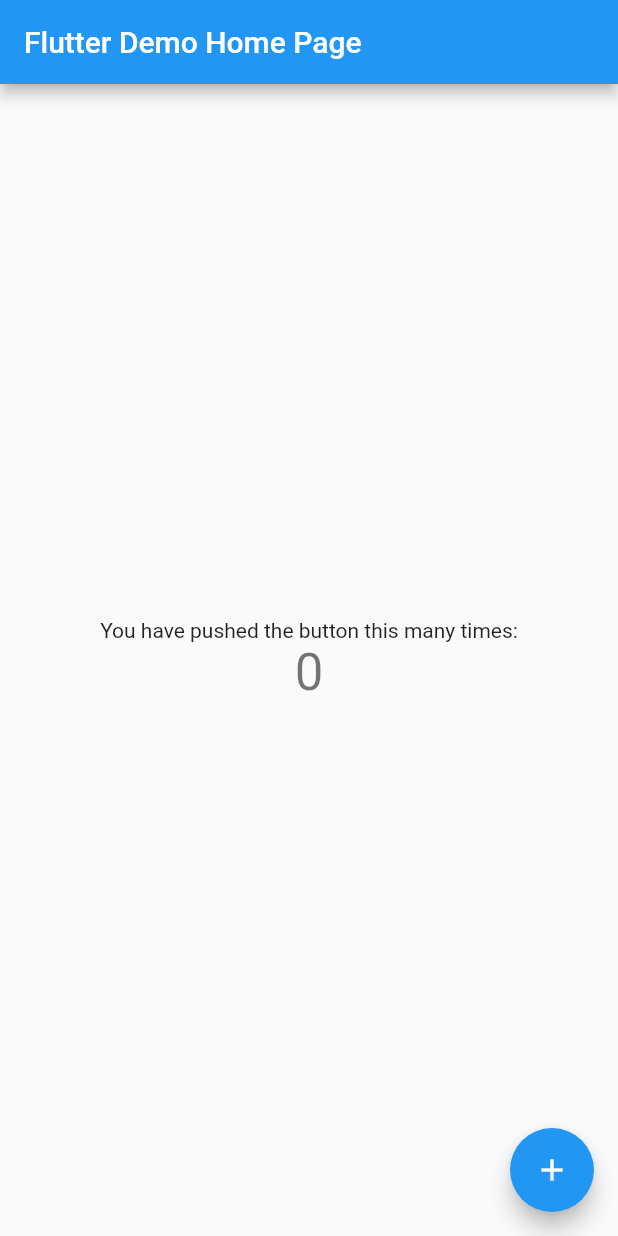
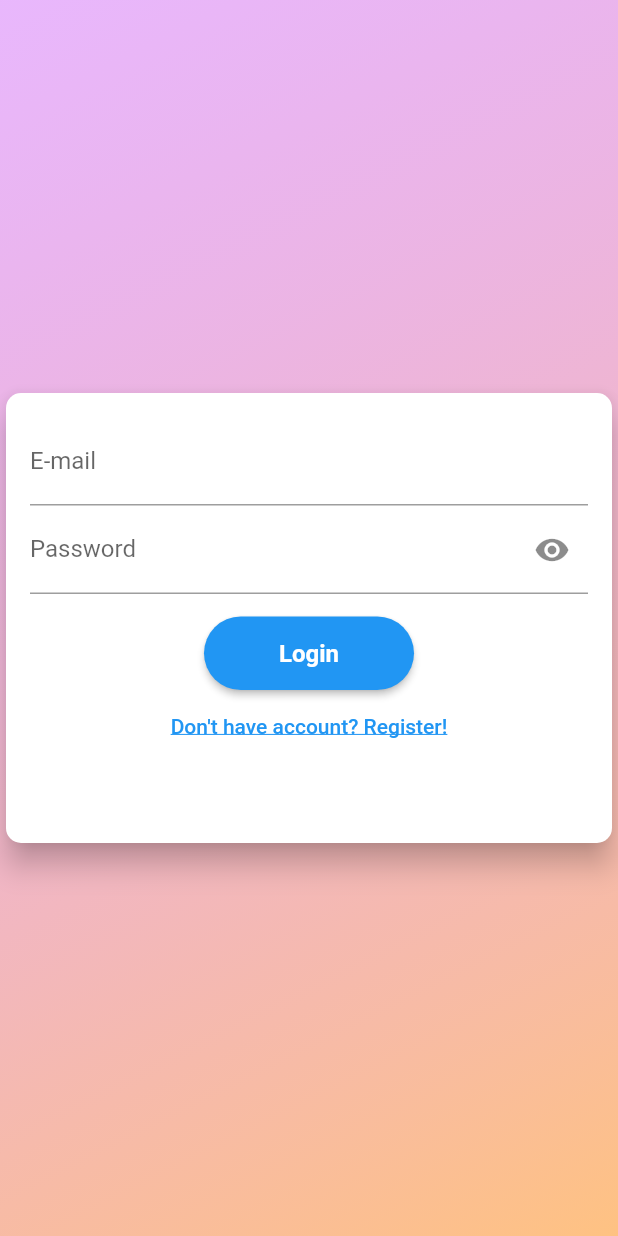
Before and after one commit to vPokladLI/chat, a Flutter app: the screen it shows after launch, on a phone screen of 412 x 824 dp. Run offline on Flutter 3.47's test engine with Material 2 defaults, Android fonts, the phone set to English and light mode, and no system bars; our stand-ins replace cloud_firestore, firebase_auth, firebase_core; missing offline and left inert: flutterfire_ui; accounts and stored records are empty.

```diff
--- /dev/null
+++ b/lib/helpers/http_exception.dart
@@ -0,0 +1,8 @@
+class HttpException implements Exception {
+  final String message;
+  HttpException(this.message);
+  @override
+  String toString() {
+    return message;
+  }
+}
--- a/lib/main.dart
+++ b/lib/main.dart
@@ -1,8 +1,12 @@
+import 'firebase_options.dart';
 import 'package:flutter/material.dart';
 import 'package:firebase_core/firebase_core.dart';
-import 'firebase_options.dart';
+import 'package:cloud_firestore/cloud_firestore.dart';
 
-void main() async {
+import './screens/chat_screen.dart';
+import 'screens/auth_gate.dart';
+
+Future<void> main() async {
   WidgetsFlutterBinding.ensureInitialized();
   await Firebase.initializeApp(
     options: DefaultFirebaseOptions.currentPlatform,
@@ -30,92 +34,7 @@ class MyApp extends StatelessWidget {
         // is not restarted.
         primarySwatch: Colors.blue,
       ),
-      home: const MyHomePage(title: 'Flutter Demo Home Page'),
+      home: AuthGate(),
     );
   }
 }
-
-class MyHomePage extends StatefulWidget {
-  const MyHomePage({super.key, required this.title});
-
-  // This widget is the home page of your application. It is stateful, meaning
-  // that it has a State object (defined below) that contains fields that affect
-  // how it looks.
-
-  // This class is the configuration for the state. It holds the values (in this
-  // case the title) provided by the parent (in this case the App widget) and
-  // used by the build method of the State. Fields in a Widget subclass are
-  // always marked "final".
-
-  final String title;
-
-  @override
-  State<MyHomePage> createState() => _MyHomePageState();
-}
-
-class _MyHomePageState extends State<MyHomePage> {
-  int _counter = 0;
-
-  void _incrementCounter() {
-    setState(() {
-      // This call to setState tells the Flutter framework that something has
-      // changed in this State, which causes it to rerun the build method below
-      // so that the display can reflect the updated values. If we changed
-      // _counter without calling setState(), then the build method would not be
-      // called again, and so nothing would appear to happen.
-      _counter++;
-    });
-  }
-
-  @override
-  Widget build(BuildContext context) {
-    // This method is rerun every time setState is called, for instance as done
-    // by the _incrementCounter method above.
-    //
-    // The Flutter framework has been optimized to make rerunning build methods
-    // fast, so that you can just rebuild anything that needs updating rather
-    // than having to individually change instances of widgets.
-    return Scaffold(
-      appBar: AppBar(
-        // Here we take the value from the MyHomePage object that was created by
-        // the App.build method, and use it to set our appbar title.
-        title: Text(widget.title),
-      ),
-      body: Center(
-        // Center is a layout widget. It takes a single child and positions it
-        // in the middle of the parent.
-        child: Column(
-          // Column is also a layout widget. It takes a list of children and
-          // arranges them vertically. By default, it sizes itself to fit its
-          // children horizontally, and tries to be as tall as its parent.
-          //
-          // Invoke "debug painting" (press "p" in the console, choose the
-          // "Toggle Debug Paint" action from the Flutter Inspector in Android
-          // Studio, or the "Toggle Debug Paint" command in Visual Studio Code)
-          // to see the wireframe for each widget.
-          //
-          // Column has various properties to control how it sizes itself and
-          // how it positions its children. Here we use mainAxisAlignment to
-          // center the children vertically; the main axis here is the vertical
-          // axis because Columns are vertical (the cross axis would be
-          // horizontal).
-          mainAxisAlignment: MainAxisAlignment.center,
-          children: <Widget>[
-            const Text(
-              'You have pushed the button this many times:',
-            ),
-            Text(
-              '$_counter',
-              style: Theme.of(context).textTheme.headlineMedium,
-            ),
-          ],
-        ),
-      ),
-      floatingActionButton: FloatingActionButton(
-        onPressed: _incrementCounter,
-        tooltip: 'Increment',
-        child: const Icon(Icons.add),
-      ), // This trailing comma makes auto-formatting nicer for build methods.
-    );
-  }
-}
--- /dev/null
+++ b/lib/screens/auth_gate.dart
@@ -0,0 +1,23 @@
+import 'package:flutter/material.dart';
+import 'package:firebase_auth/firebase_auth.dart';
+import 'package:flutterfire_ui/auth.dart';
+import './chat_screen.dart';
+import './profile_screen.dart';
+import './auth_screen.dart';
+
+class AuthGate extends StatelessWidget {
+  const AuthGate({super.key});
+
+  @override
+  Widget build(BuildContext context) {
+    return StreamBuilder<User?>(
+      stream: FirebaseAuth.instance.authStateChanges(),
+      builder: (context, snapshot) {
+        if (!snapshot.hasData) {
+          return AuthScreen();
+        }
+        return ProfileScreenFlutter();
+      },
+    );
+  }
+}
--- /dev/null
+++ b/lib/screens/auth_screen.dart
@@ -0,0 +1,310 @@
+import 'dart:math';
+
+import 'package:flutter/material.dart';
+import '../services/auth_service.dart';
+
+enum AuthMode { signUp, login }
+
+class AuthScreen extends StatelessWidget {
+  static const routName = '/auth';
+  const AuthScreen({super.key});
+
+  @override
+  Widget build(BuildContext context) {
+    final media = MediaQuery.of(context);
+    final deviceSize = media.size;
+    return Scaffold(
+      body: Stack(children: [
+        Container(
+          decoration: const BoxDecoration(
+            gradient: LinearGradient(
+                colors: [
+                  Color.fromRGBO(215, 117, 255, 0.5),
+                  Color.fromRGBO(255, 188, 117, 0.9)
+                ],
+                begin: Alignment.topLeft,
+                end: Alignment.bottomRight,
+                stops: [0, 1]),
+          ),
+        ),
+        Center(
+          child: SingleChildScrollView(
+            child: SizedBox(
+              width: deviceSize.width,
+              // height: deviceSize.height,
+              child: const AuthCard(),
+            ),
+          ),
+        )
+      ]),
+    );
+  }
+}
+
+class AuthCard extends StatefulWidget {
+  const AuthCard({super.key});
+
+  @override
+  State<AuthCard> createState() => _AuthCardState();
+}
+
+class _AuthCardState extends State<AuthCard>
+    with SingleTickerProviderStateMixin {
+  late AnimationController _animationController;
+
+  late Animation<double> _opacityAnimation;
+
+  final Auth _auth = Auth();
+  var _isLoading = false;
+  var _passwordVisible = true;
+  final GlobalKey<FormState> _formKey = GlobalKey();
+  AuthMode _authMode = AuthMode.login;
+  final Map<String, String> _authData = {
+    'email': '',
+    'password': '',
+    'name': ''
+  };
+  final _passwordController = TextEditingController();
+
+  @override
+  void initState() {
+    super.initState();
+
+    _animationController = AnimationController(
+        vsync: this, duration: const Duration(milliseconds: 600));
+    _opacityAnimation = Tween<double>(begin: 0.0, end: 1.0).animate(
+        CurvedAnimation(parent: _animationController, curve: Curves.linear));
+  }
+
+  @override
+  void dispose() {
+    _passwordController.dispose();
+    _animationController.dispose();
+
+    super.dispose();
+  }
+
+  void _showDialog(String message) {
+    showDialog(
+        context: context,
+        builder: (ctx) => AlertDialog(
+              content: Text(message),
+              actions: [
+                TextButton(
+                    onPressed: () {
+                      Navigator.of(ctx).pop();
+                    },
+                    child: const Text('Ok!'))
+              ],
+            ));
+  }
+
+  void _submitForm() async {
+    if (!_formKey.currentState!.validate()) {
+      return;
+    }
+    _formKey.currentState!.save();
+    setState(() {
+      _isLoading = true;
+    });
+
+    if (_authMode == AuthMode.login) {
+      try {
+        await _auth.loginWithEmailPassword(
+            _authData['email']!, _authData['password']!);
+      } catch (e) {
+        _showDialog(e.toString());
+      }
+
+      setState(() {
+        _isLoading = false;
+      });
+    }
+
+// register
+    else {
+      try {
+        await _auth.registerWithEmailPassword(
+            _authData['email']!, _authData['password']!, _authData['name']!);
+      } catch (e) {
+        _showDialog(e.toString());
+      }
+
+      setState(() {
+        _isLoading = false;
+      });
+    }
+  }
+
+  void _switchAuthMode() {
+    if (_authMode == AuthMode.login) {
+      setState(() {
+        _authMode = AuthMode.signUp;
+      });
+      _animationController.forward();
+    } else {
+      setState(() {
+        _authMode = AuthMode.login;
+      });
+      _animationController.reverse();
+    }
+  }
+
+  @override
+  Widget build(BuildContext context) {
+    final size = MediaQuery.of(context).size;
+    return Card(
+      shape: RoundedRectangleBorder(borderRadius: BorderRadius.circular(10)),
+      elevation: 8,
+      child: AnimatedContainer(
+        duration: const Duration(milliseconds: 300), curve: Curves.easeInSine,
+        height: _authMode == AuthMode.login ? 300 : 450,
+        // height: _heightAnimation.value.height,
+        width: size.width * 0.75,
+        constraints: BoxConstraints(
+          minHeight: _authMode == AuthMode.login ? 300 : 450,
+        ),
+        padding: const EdgeInsets.all(16),
+        child: Form(
+          key: _formKey,
+          child: SingleChildScrollView(
+            child: Column(
+                // mainAxisAlignment: MainAxisAlignment.spaceAround,
+                children: [
+                  TextFormField(
+                    textInputAction: TextInputAction.next,
+                    decoration: const InputDecoration(label: Text('E-mail')),
+                    keyboardType: TextInputType.emailAddress,
+                    validator: (value) {
+                      if (value!.isEmpty || !value.contains('@')) {
+                        return 'e-mail is not valid';
+                      }
+                      return null;
+                    },
+                    onSaved: (newValue) {
+                      _authData['email'] = newValue!.trim();
+                    },
+                  ),
+                  TextFormField(
+                    textInputAction: TextInputAction.next,
+                    obscureText: _passwordVisible,
+                    decoration: InputDecoration(
+                      label: const Text('Password'),
+                      suffixIcon: IconButton(
+                        icon: Icon(_passwordVisible
+                            ? Icons.visibility
+                            : Icons.visibility_off),
+                        onPressed: () {
+                          setState(() {
+                            _passwordVisible = !_passwordVisible;
+                          });
+                        },
+                      ),
+                    ),
+                    keyboardType: TextInputType.visiblePassword,
+                    controller: _passwordController,
+                    validator: (value) {
+                      if (value!.length < 6) {
+                        return 'Password length must be at least 6 characters';
+                      }
+                      return null;
+                    },
+                    onSaved: (newValue) {
+                      _authData['password'] = newValue!.trim();
+                    },
+                  ),
+                  AnimatedContainer(
+                    duration: const Duration(milliseconds: 400),
+                    curve: Curves.linear,
+                    constraints: BoxConstraints(
+                        minHeight: _authMode == AuthMode.signUp ? 130 : 0,
+                        maxHeight: _authMode == AuthMode.signUp ? 150 : 0),
+                    child: FadeTransition(
+                      opacity: _opacityAnimation,
+                      child: Column(
+                        children: [
+                          TextFormField(
+                            textInputAction: TextInputAction.done,
+                            obscureText: _passwordVisible,
+                            enabled: _authMode == AuthMode.signUp,
+                            decoration: InputDecoration(
+                              label: const Text('Confirm password'),
+                              suffixIcon: IconButton(
+                                icon: Icon(_passwordVisible
+                                    ? Icons.visibility
+                                    : Icons.visibility_off),
+                                onPressed: () {
+                                  setState(() {
+                                    _passwordVisible = !_passwordVisible;
+                                  });
+                                },
+                              ),
+                            ),
+                            keyboardType: TextInputType.visiblePassword,
+                            validator: _authMode == AuthMode.signUp
+                                ? (value) {
+                                    if (value != _passwordController.text) {
+                                      return 'Passwords are not equal';
+                                    }
+                                    return null;
+                                  }
+                                : null,
+                            onEditingComplete: _submitForm,
+                          ),
+                          TextFormField(
+                            textInputAction: TextInputAction.next,
+                            enabled: _authMode == AuthMode.signUp,
+                            validator: (value) {
+                              if (value!.isEmpty) {
+                                return 'Please enter your name';
+                              }
+                              return null;
+                            },
+                            onSaved: (newValue) {
+                              _authData['name'] = newValue!.trim();
+                            },
+                            decoration: InputDecoration(
+                              label: const Text('Name'),
+                            ),
+                            keyboardType: TextInputType.visiblePassword,
+                            onEditingComplete: _submitForm,
+                          ),
+                        ],
+                      ),
+                    ),
+                  ),
+                  const SizedBox(
+                    height: 15,
+                  ),
+                  if (_isLoading) const CircularProgressIndicator(),
+                  if (!_isLoading)
+                    ElevatedButton(
+                      style: ElevatedButton.styleFrom(
+                          shape: const StadiumBorder(),
+                          padding: const EdgeInsets.symmetric(
+                              horizontal: 50, vertical: 15)),
+                      onPressed: _submitForm,
+                      child: Text(
+                        _authMode == AuthMode.login ? 'Login' : 'Register',
+                        style: const TextStyle(
+                          fontWeight: FontWeight.bold,
+                          fontSize: 16,
+                        ),
+                      ),
+                    ),
+                  TextButton(
+                      onPressed: _switchAuthMode,
+                      child: Text(
+                          _authMode == AuthMode.login
+                              ? 'Don\'t have account? Register!'
+                              : 'Already have account? Login!',
+                          style: const TextStyle(
+                            decoration: TextDecoration.underline,
+                          ))),
+                ]),
+          ),
+        ),
+      ),
+    );
+  }
+}
--- /dev/null
+++ b/lib/services/auth_service.dart
@@ -0,0 +1,52 @@
+import 'package:firebase_auth/firebase_auth.dart';
+import 'package:cloud_firestore/cloud_firestore.dart';
+import '../helpers/http_exception.dart';
+
+class Auth {
+  final _db = FirebaseFirestore.instance;
+  final _auth = FirebaseAuth.instance;
+
+  Future<void> registerWithEmailPassword(
+      String email, String password, String name) async {
+    try {
+      final authResponse = await _auth.createUserWithEmailAndPassword(
+        email: email,
+        password: password,
+      );
+      await _db
+          .collection('users')
+          .doc(authResponse.user?.uid)
+          .set({"email": email, "name": name});
+    } on FirebaseAuthException catch (e) {
+      if (e.code == 'weak-password') {
+        throw HttpException('The password provided is too weak.');
+      } else if (e.code == 'email-already-in-use') {
+        throw HttpException('The account already exists for that email.');
+      }
+    } catch (e) {
+      rethrow;
+    }
+  }
+
+  Future<void> loginWithEmailPassword(
+      String emailAddress, String password) async {
+    try {
+      await _auth.signInWithEmailAndPassword(
+          email: emailAddress, password: password);
+    } on FirebaseAuthException catch (e) {
+      if (e.code == 'user-not-found') {
+        throw HttpException('No user found for that email.');
+      } else if (e.code == 'wrong-password') {
+        throw HttpException('Wrong password or email provided for that user.');
+      }
+    }
+  }
+
+  Future<void> signOut() async {
+    await _auth.signOut();
+  }
+
+  Stream<User?> get currentUser {
+    return _auth.authStateChanges();
+  }
+}
```
Also changed, not shown: lib/helpers/custom_route.dart (added, +17 -0 lines), lib/screens/chat_screen.dart (added, +45 -0 lines), lib/screens/profile_screen.dart (added, +18 -0 lines), lib/widgets/app_drawer.dart (added, +47 -0 lines), pubspec.yaml (+7 -7 lines), pubspec.lock (added), 69 other files.
